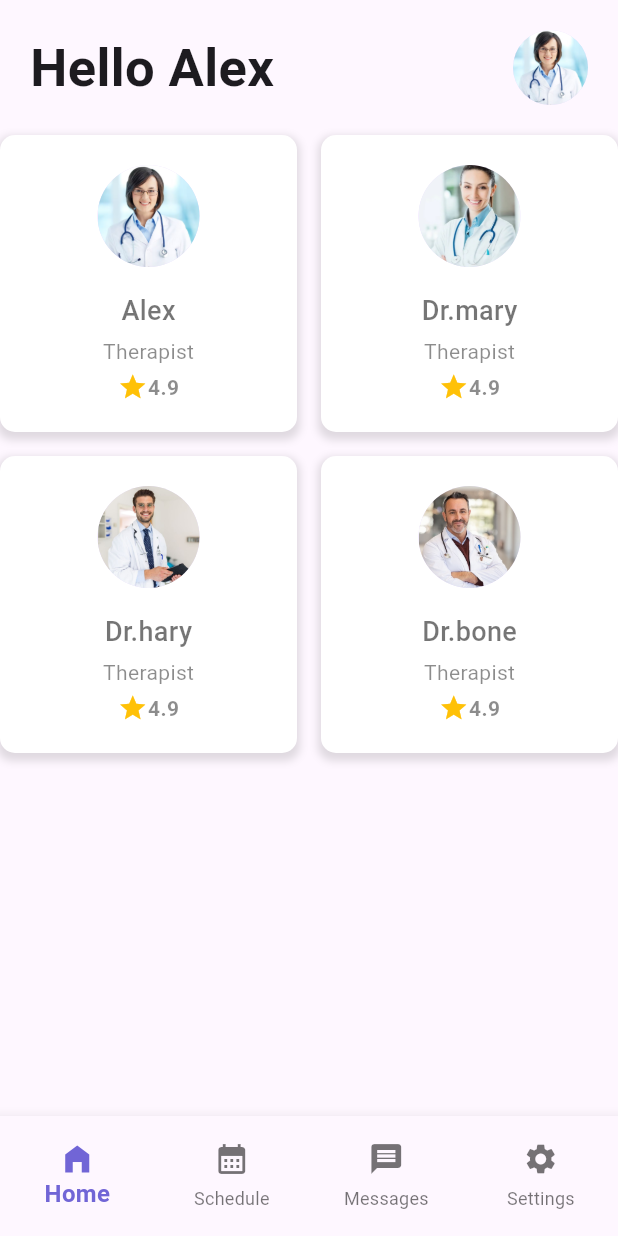
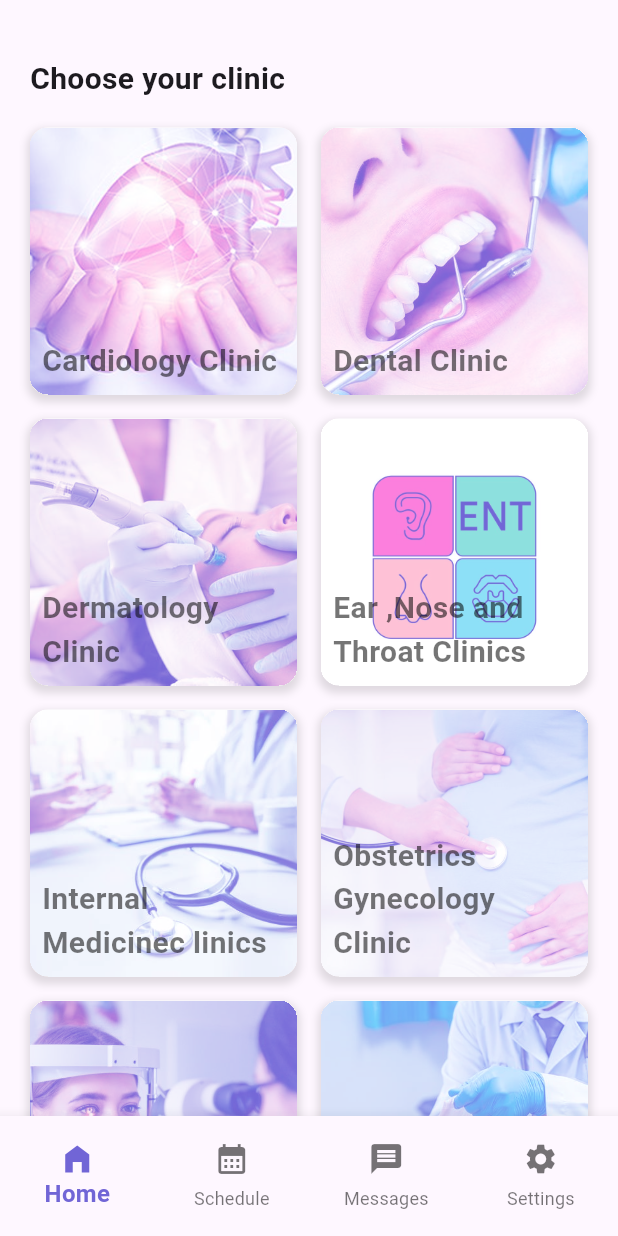
Before and after one commit to abdulrhmanGhandour/medic-app, a Flutter app: the screen it shows after launch, after a tap on "Skip", on a phone screen of 412 x 824 dp. Run offline on Flutter 3.47's test engine with Material 3 defaults, Android fonts, the phone set to English and light mode, and no system bars; our stand-ins replace go_router.

Commit message:
clinics view done

```diff
--- a/lib/core/utls/app_router.dart
+++ b/lib/core/utls/app_router.dart
@@ -1,6 +1,7 @@
 import 'package:go_router/go_router.dart';
 import 'package:medicapp/features/Authentication/presanteion/view/login_view.dart';
 import 'package:medicapp/features/Authentication/presanteion/view/sing_up_view.dart';
+import 'package:medicapp/features/clinics/presanteion/view/clinics_view.dart';
 import 'package:medicapp/features/home/data/doctor_list.dart';
 import 'package:medicapp/features/home/presanteion/view/appoinment_doctor_view.dart';
 import 'package:medicapp/features/home/presanteion/view/home_view.dart';
@@ -13,8 +14,8 @@ abstract class AppRouter {
   static const kAppoinmentView = '/AppoinmentView';
   static const kScheduleView = '/ScheduleView';
   static const kLoginView = '/LoginView';
-
   static const kSingUpView = '/SingUpView';
+  static const kClinicsView = '/ClinicsView';
 
   static final router = GoRouter(
     routes: [
@@ -44,6 +45,10 @@ abstract class AppRouter {
         path: kSingUpView,
         builder: (context, state) => const SingUpView(),
       ),
+       GoRoute(
+        path: kClinicsView,
+        builder: (context, state) => const ClinicsView(),
+      ),
     ],
   );
 }
--- a/lib/core/utls/assets.dart
+++ b/lib/core/utls/assets.dart
@@ -7,4 +7,13 @@ class AssetsData {
   static const kDoctorsImage  = 'assets/image/doctors.png';
   static const kLinedHeartImage  = 'assets/image/lined heart.png';
 
+  static const kCardiologyClinic = 'assets/image/Cardiology clinic.jpeg';
+  static const kDentalClinic = 'assets/image/Dental clinic.jpeg';
+  static const kDermatologyClinic = 'assets/image/Dermatology clinic.jpeg';
+  static const kEarNoseThroatClinics = 'assets/image/Ear, nose and throat clinics.jpeg';
+  static const kInternalMedicineclinics = 'assets/image/Internal medicine clinics.jpeg';
+  static const kObstetricsGynecologyClinic = 'assets/image/Obstetrics and Gynecology Clinic.jpeg';
+  static const kOphthalmologyClinic = 'assets/image/Ophthalmology clinic.jpeg';
+  static const kOrthopedicClinic = 'assets/image/Orthopedic clinic.jpeg';
+
 }
--- /dev/null
+++ b/lib/features/clinics/data/clinics_model.dart
@@ -0,0 +1,43 @@
+import 'package:medicapp/core/utls/assets.dart';
+
+class Clinics {
+  final String name;
+  final String image;
+
+  Clinics({required this.name, required this.image});
+}
+
+List<Clinics> clinicsList = [
+  Clinics(
+    name: 'Cardiology Clinic',
+    image: AssetsData.kCardiologyClinic,
+  ),
+  Clinics(
+    name: 'Dental Clinic',
+    image: AssetsData.kDentalClinic,
+  ),
+  Clinics(
+    name: 'Dermatology Clinic',
+    image: AssetsData.kDermatologyClinic,
+  ),
+  Clinics(
+    name: 'Ear ,Nose and Throat Clinics',
+    image: AssetsData.kEarNoseThroatClinics,
+  ),
+  Clinics(
+    name: 'Internal Medicinec linics',
+    image: AssetsData.kInternalMedicineclinics,
+  ),
+  Clinics(
+    name: 'Obstetrics Gynecology Clinic',
+    image: AssetsData.kObstetricsGynecologyClinic,
+  ),
+  Clinics(
+    name: 'Ophthalmology Clinic',
+    image: AssetsData.kOphthalmologyClinic,
+  ),
+  Clinics(
+    name: 'Orthopedic Clinic',
+    image: AssetsData.kOrthopedicClinic,
+  ),
+];
--- /dev/null
+++ b/lib/features/clinics/presanteion/view/widgets/clinic_item.dart
@@ -0,0 +1,44 @@
+import 'package:flutter/material.dart';
+import 'package:go_router/go_router.dart';
+import 'package:medicapp/core/utls/app_router.dart';
+import 'package:medicapp/core/utls/styles.dart';
+import 'package:medicapp/features/clinics/data/clinics_model.dart';
+import 'package:medicapp/features/clinics/presanteion/view/widgets/custom_image_item.dart';
+
+class ClinicsItem extends StatelessWidget {
+  const ClinicsItem({
+    super.key,
+    required this.clinics,
+  });
+
+  final Clinics clinics;
+
+  @override
+  Widget build(BuildContext context) {
+    return GestureDetector(
+      onTap: () {
+        GoRouter.of(context).push(
+          AppRouter.kHomeView,
+        );
+      },
+      child: Stack(
+        alignment: Alignment.bottomLeft,
+        children: [
+          CustomItemImage(
+            clinics: clinics,
+          ),
+          Padding(
+            padding: const EdgeInsets.all(8.0),
+            child: Text(
+              clinics.name,
+              style: Styles.textStyle20.copyWith(
+                fontWeight: FontWeight.bold,
+               color: Colors.black54
+              ),
+            ),
+          ),
+        ],
+      ),
+    );
+  }
+}
--- a/lib/features/clinics/presanteion/view/widgets/clinics_view_body.dart
+++ b/lib/features/clinics/presanteion/view/widgets/clinics_view_body.dart
@@ -1,31 +1,46 @@
 import 'package:flutter/material.dart';
-import 'package:medicapp/core/utls/assets.dart';
-import 'package:medicapp/core/utls/widgets/custom_app_bar.dart';
-import 'package:medicapp/features/home/data/doctor_list.dart';
-import 'package:medicapp/features/home/presanteion/view/widget/custom_doctor_item.dart';
+import 'package:medicapp/core/utls/styles.dart';
+import 'package:medicapp/features/clinics/data/clinics_model.dart';
+import 'package:medicapp/features/clinics/presanteion/view/widgets/clinic_item.dart';
 
 class ClinicsViewBody extends StatelessWidget {
   const ClinicsViewBody({super.key});
 
   @override
   Widget build(BuildContext context) {
-    return  Column(
+    return SingleChildScrollView(
+      child: Padding(
+        padding: const EdgeInsets.all(20.0),
+        child: Column(
+          crossAxisAlignment: CrossAxisAlignment.start,
           children: [
-       const CustomAppBar(image: AssetsData.kDoctor1Image, text: 'Hello Alex'),
+            Padding(
+              padding: const EdgeInsets.symmetric(vertical: 18.0),
+              child: Text(
+                'Choose your clinic',
+                style: Styles.textStyle20.copyWith(
+                  fontWeight: FontWeight.bold,
+                ),
+              ),
+            ),
             GridView.builder(
               gridDelegate: const SliverGridDelegateWithFixedCrossAxisCount(
                 crossAxisCount: 2,
                 crossAxisSpacing: 16,
                 mainAxisSpacing: 16,
               ),
-            itemCount: dcctorsList.length,
+              itemCount: clinicsList.length,
               shrinkWrap: true,
               physics: const NeverScrollableScrollPhysics(),
               itemBuilder: (BuildContext context, int index) {
-              return CustomDoctorItem(doctors: dcctorsList[index]);
+                return ClinicsItem(
+                  clinics: clinicsList[index],
+                );
               },
             ),
           ],
+        ),
+      ),
     );
   }
 }
--- /dev/null
+++ b/lib/features/clinics/presanteion/view/widgets/custom_image_item.dart
@@ -0,0 +1,32 @@
+import 'package:flutter/material.dart';
+import 'package:medicapp/core/utls/colors.dart';
+import 'package:medicapp/core/utls/widgets/box_shadow.dart';
+import 'package:medicapp/features/clinics/data/clinics_model.dart';
+
+class CustomItemImage extends StatelessWidget {
+  const CustomItemImage({
+    super.key,
+    required this.clinics,
+  });
+
+  final Clinics clinics;
+
+  @override
+  Widget build(BuildContext context) {
+    return Container(
+      height: MediaQuery.of(context).size.height * .25,
+      clipBehavior: Clip.hardEdge,
+      decoration: BoxDecoration(
+          borderRadius: BorderRadius.circular(12),
+          boxShadow: [boxShadow()],
+          color: Colors.white),
+      child:  Image(
+        image: AssetImage(clinics.image),
+        fit: BoxFit.cover,
+     // opacity: const AlwaysStoppedAnimation(.5),
+        colorBlendMode: BlendMode.screen,
+        color: ColorData.kPrimaryColor,
+      ),
+    );
+  }
+}
```
Lines whose indentation alone changed are shown as unchanged.
